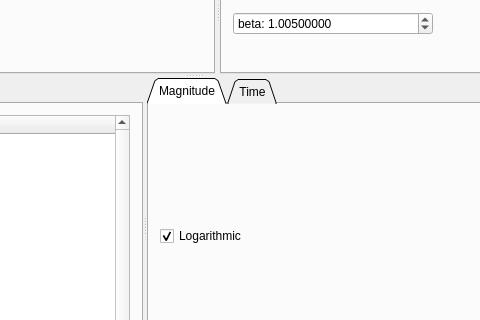
Qt form mainwindow.ui (gbrault/firtool) before a commit; both pictures show x 268 to 748 and y 110 to 430 of the 924 by 600 pixel window.
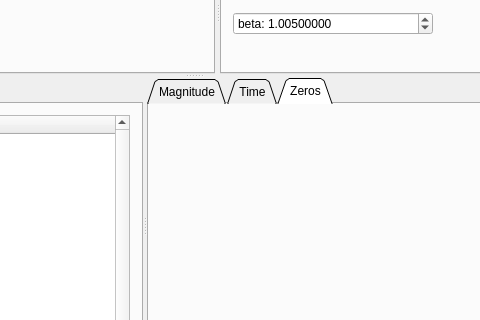
The same form after that commit. The open tabs and pages were chosen to show the change. Icons and pictures are not drawn.

What changed in the file:
```diff
--- a/mainwindow.ui
+++ b/mainwindow.ui
@@ -1061,6 +1061,16 @@
           </item>
          </layout>
         </widget>
+        <widget class="QWidget" name="tab_2">
+         <attribute name="title">
+          <string>Zeros</string>
+         </attribute>
+         <layout class="QHBoxLayout" name="horizontalLayout_2">
+          <item>
+           <layout class="QHBoxLayout" name="loZero"/>
+          </item>
+         </layout>
+        </widget>
        </widget>
       </widget>
       <widget class="QGroupBox" name="gbParams">
```
